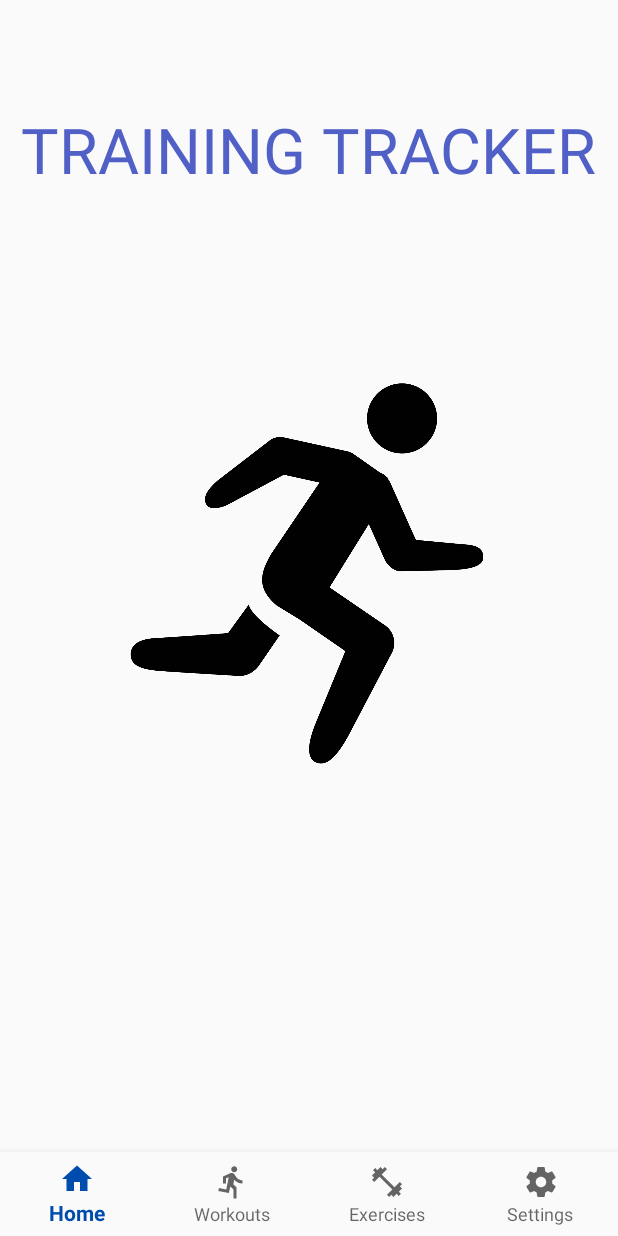
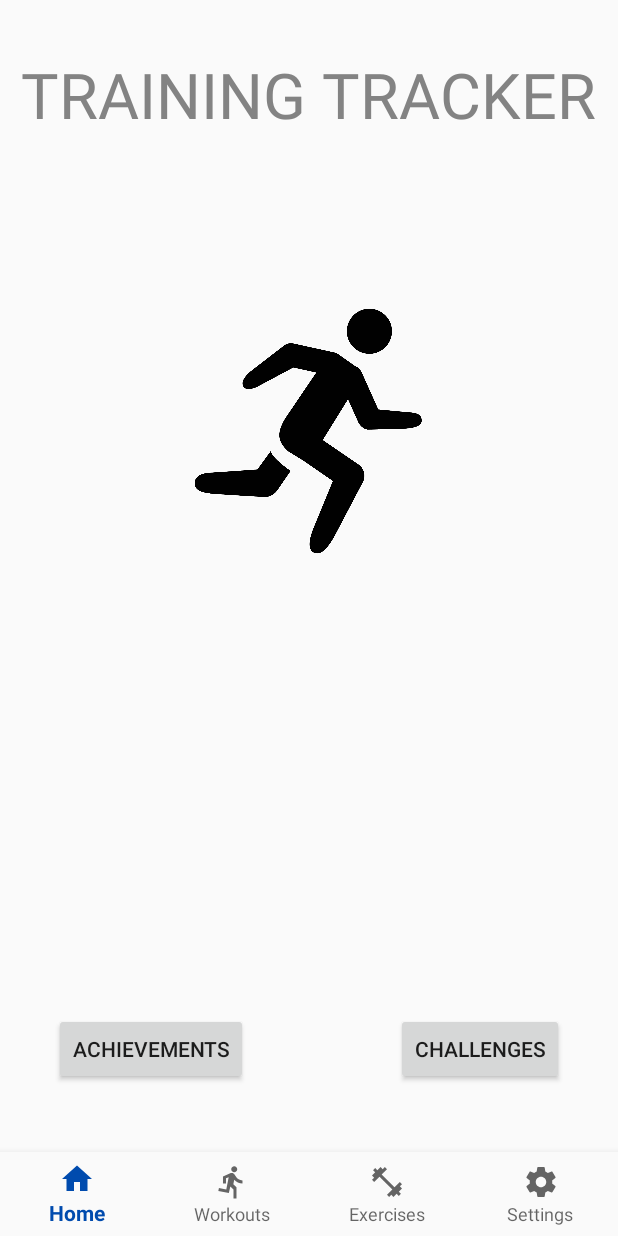
Before and after one commit to Albin1118/TDA367, an Android app: the screen it shows after launch (MainActivity), on a phone screen of 412 x 824 dp. Run offline under Robolectric (Android 15) with nearby library versions, the phone set to English and light mode, and no system bars; 6 statements that could not run were skipped.

Commit message:
Create base for Achievements and Challenges

```diff
--- a/app/src/main/res/layout/fragment_start_page.xml
+++ b/app/src/main/res/layout/fragment_start_page.xml
@@ -8,14 +8,16 @@
 
     <ImageView
         android:id="@+id/imageView"
-        android:layout_width="260dp"
-        android:layout_height="435dp"
+        android:layout_width="167dp"
+        android:layout_height="292dp"
+        android:layout_marginTop="8dp"
         android:layout_marginBottom="8dp"
-        android:layout_marginTop="8dp"
         app:layout_constraintBottom_toBottomOf="parent"
         app:layout_constraintEnd_toEndOf="parent"
+        app:layout_constraintHorizontal_bias="0.502"
         app:layout_constraintStart_toStartOf="parent"
         app:layout_constraintTop_toTopOf="parent"
+        app:layout_constraintVertical_bias="0.293"
         app:srcCompat="@drawable/running" />
 
 
@@ -23,10 +25,10 @@
         android:id="@+id/textView"
         android:layout_width="wrap_content"
         android:layout_height="wrap_content"
-        android:layout_marginBottom="8dp"
-        android:layout_marginEnd="8dp"
         android:layout_marginStart="8dp"
         android:layout_marginTop="8dp"
+        android:layout_marginEnd="8dp"
+        android:layout_marginBottom="8dp"
         android:text="Training Tracker"
         android:textAllCaps="true"
         android:textColor="@color/colorPrimaryDark"
@@ -36,6 +38,37 @@
         app:layout_constraintHorizontal_bias="0.461"
         app:layout_constraintStart_toStartOf="parent"
         app:layout_constraintTop_toTopOf="parent"
-        app:layout_constraintVertical_bias="0.091" />
+        app:layout_constraintVertical_bias="0.038" />
+
+    <Button
+        android:id="@+id/button"
+        style="@style/Widget.AppCompat.Button"
+        android:layout_width="wrap_content"
+        android:layout_height="wrap_content"
+        android:layout_marginStart="36dp"
+        android:layout_marginTop="8dp"
+        android:layout_marginEnd="8dp"
+        android:layout_marginBottom="8dp"
+        android:text="Achievements"
+        app:layout_constraintBottom_toBottomOf="parent"
+        app:layout_constraintEnd_toStartOf="@+id/button3"
+        app:layout_constraintHorizontal_bias="0.0"
+        app:layout_constraintStart_toStartOf="parent"
+        app:layout_constraintTop_toTopOf="parent"
+        app:layout_constraintVertical_bias="0.948" />
+
+    <Button
+        android:id="@+id/button3"
+        style="@style/Widget.AppCompat.Button"
+        android:layout_width="wrap_content"
+        android:layout_height="wrap_content"
+        android:layout_marginTop="8dp"
+        android:layout_marginEnd="36dp"
+        android:layout_marginBottom="8dp"
+        android:text="Challenges"
+        app:layout_constraintBottom_toBottomOf="parent"
+        app:layout_constraintEnd_toEndOf="parent"
+        app:layout_constraintTop_toTopOf="parent"
+        app:layout_constraintVertical_bias="0.948" />
 
 </android.support.constraint.ConstraintLayout>
--- a/app/src/main/res/values/colors.xml
+++ b/app/src/main/res/values/colors.xml
@@ -1,6 +1,6 @@
 <?xml version="1.0" encoding="utf-8"?>
 <resources>
     <color name="colorPrimary">#004bae</color>
-    <color name="colorPrimaryDark">#5060c7</color>
+    <color name="colorPrimaryDark">#838383</color>
     <color name="colorAccent">#0300be</color>
 </resources>
--- a/app/src/main/res/values/strings.xml
+++ b/app/src/main/res/values/strings.xml
@@ -9,4 +9,7 @@
     <string name="exercise_detail_view">Exercise name</string>
     <string name="settings_tab">Settings</string>
     <string name="lorem_ipsum">Lorem ipsum dolor sit amet, consectetur adipiscing elit. Donec id tortor condimentum, tincidunt nunc eu, pellentesque metus. Sed et viverra lacus. Aliquam quis urna vel nisi aliquet aliquam quis quis magna.</string>
+
+    <!-- TODO: Remove or change this placeholder text -->
+    <string name="hello_blank_fragment">Hello blank fragment</string>
 </resources>
```
Also changed, not shown: app/src/main/java/com/example/ziggy/trainingtracker/model/Achievement.java (added, +21 -0 lines), app/src/main/java/com/example/ziggy/trainingtracker/model/Challenge.java (added, +20 -0 lines), app/src/main/java/com/example/ziggy/trainingtracker/view/AchievementFragment.java (added, +31 -0 lines), app/src/main/res/layout/fragment_achievement.xml (added, +14 -0 lines).
